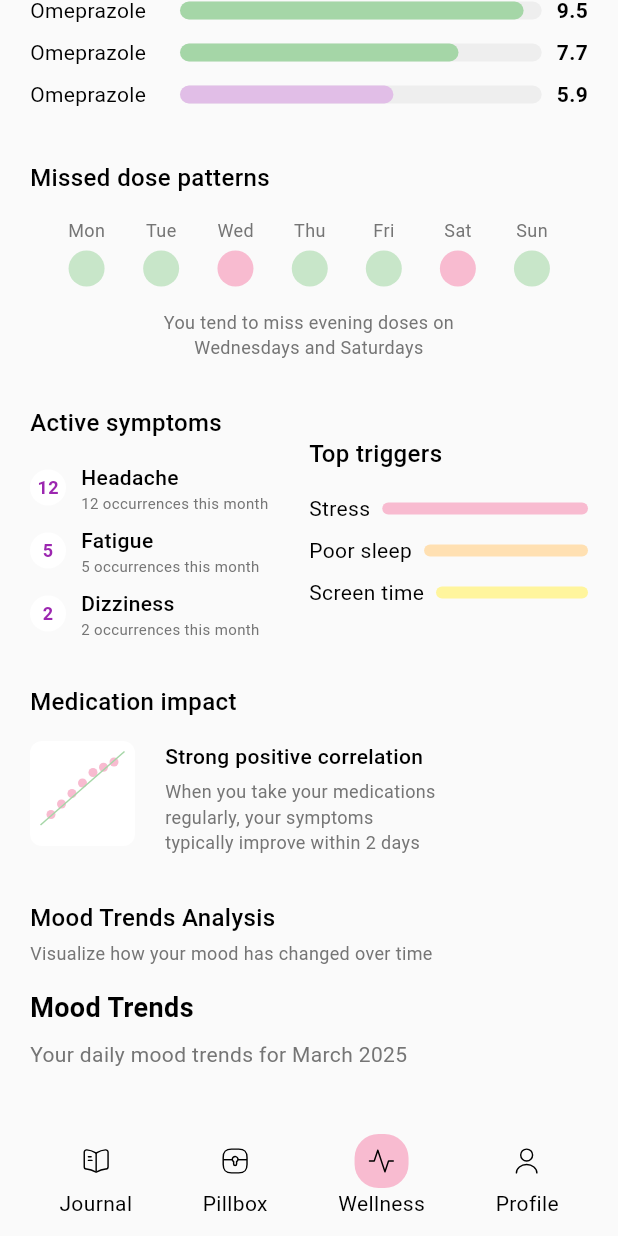
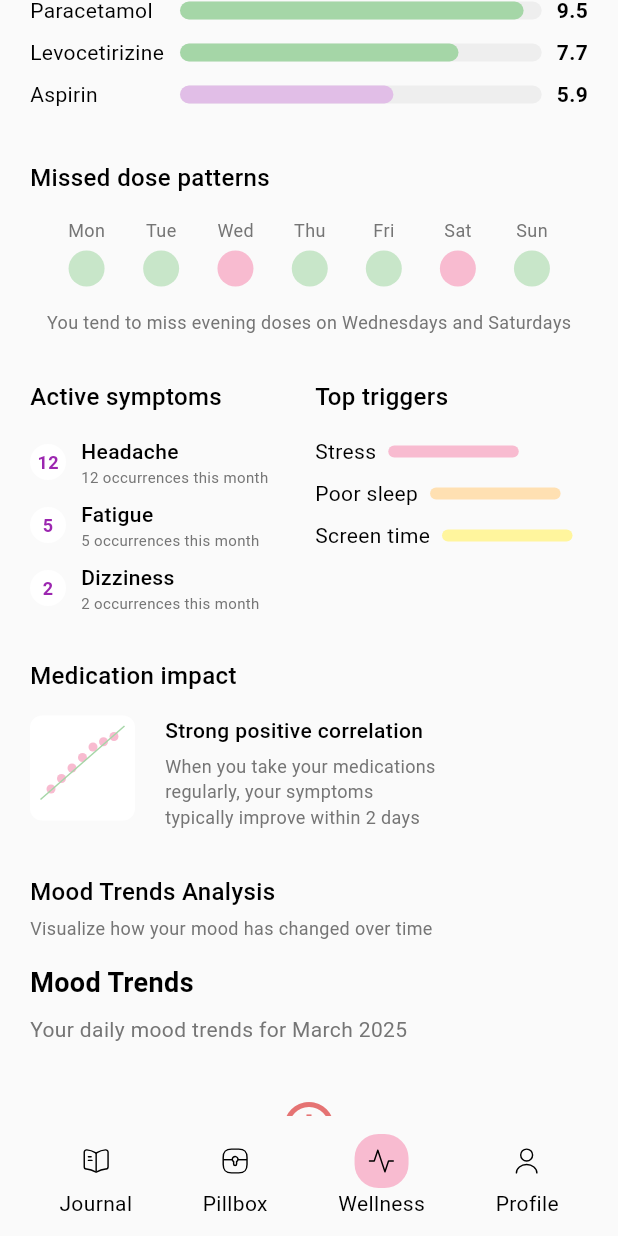
Before and after one commit to rudi-q/pinkrain_health_journal, a Flutter app: the WellnessTrackerScreen screen opened by its route, scrolled down 576 dp, on a phone screen of 412 x 824 dp. Run offline on Flutter 3.47's test engine with Material 3 defaults, Android fonts, the phone set to English and light mode, and no system bars; our stand-ins replace fl_chart, flutter_riverpod, flutter_svg, go_router, hive_flutter, percent_indicator and 1 more; missing offline and left inert: pretty_animated_text, tflite_flutter; accounts and stored records are empty; project files that could hold a hidden picture were left out.

Commit message:
Fix render overflow issues in wellness screen components
Added Expanded widgets and proper overflow handling to CorrelationAnalysis legend
Improved text layout in wellness screen to prevent horizontal overflow
Added constraints to custom components for better responsiveness

```diff
--- a/lib/features/wellness/presentation/components/correlation_analysis.dart
+++ b/lib/features/wellness/presentation/components/correlation_analysis.dart
@@ -253,11 +253,15 @@ class CorrelationAnalysis extends StatelessWidget {
               ),
             ),
             const SizedBox(width: 8),
-            Text(
+            Expanded(
+              child: Text(
                 'Positive correlation: As this factor increases, your mood improves',
                 style: TextStyle(
                   color: Colors.grey[600],
                   fontSize: 12,
+                ),
+                overflow: TextOverflow.ellipsis,
+                maxLines: 2,
               ),
             ),
           ],
@@ -278,11 +282,15 @@ class CorrelationAnalysis extends StatelessWidget {
               ),
             ),
             const SizedBox(width: 8),
-            Text(
+            Expanded(
+              child: Text(
                 'Negative correlation: As this factor increases, your mood declines',
                 style: TextStyle(
                   color: Colors.grey[600],
                   fontSize: 12,
+                ),
+                overflow: TextOverflow.ellipsis,
+                maxLines: 2,
               ),
             ),
           ],
@@ -295,6 +303,8 @@ class CorrelationAnalysis extends StatelessWidget {
             fontSize: 10,
             fontStyle: FontStyle.italic,
           ),
+          overflow: TextOverflow.ellipsis,
+          maxLines: 2,
         ),
       ],
     );
--- a/lib/features/wellness/presentation/wellness_screen.dart
+++ b/lib/features/wellness/presentation/wellness_screen.dart
@@ -12,6 +12,7 @@ import 'package:pretty_animated_text/pretty_animated_text.dart';
 import 'package:intl/intl.dart';
 
 import '../../../core/widgets/bottom_navigation.dart';
+import '../../journal/presentation/journal_notifier.dart';
 import 'components/mood_painter.dart';
 import 'components/scatter_plot_painter.dart';
 
@@ -152,6 +153,7 @@ class WellnessTrackerScreenState extends ConsumerState<WellnessTrackerScreen> {
                             children: [
                               Text(
                                 formattedSelectedDate,
+                                overflow: TextOverflow.ellipsis,
                                 style: const TextStyle(
                                   fontWeight: FontWeight.bold,
                                   fontSize: 16,
@@ -377,15 +379,19 @@ class WellnessTrackerScreenState extends ConsumerState<WellnessTrackerScreen> {
                 const SizedBox(height: 4),
                 Text(
                   'Visualize how your mood has changed over time',
+                  overflow: TextOverflow.ellipsis,
                   style: TextStyle(
                     color: Colors.grey[600],
                     fontSize: 12,
                   ),
                 ),
                 const SizedBox(height: 15),
-                MoodTrendChart(
+                SizedBox(
+                  width: double.infinity,
+                  child: MoodTrendChart(
                     timeRange: _selectedDateOption,
                     selectedDate: _selectedDate,
+                  ),
                 ),
                 const SizedBox(height: 30),
 
@@ -400,13 +406,17 @@ class WellnessTrackerScreenState extends ConsumerState<WellnessTrackerScreen> {
                 const SizedBox(height: 4),
                 Text(
                   'Discover which factors most strongly influence your mood',
+                  overflow: TextOverflow.ellipsis,
                   style: TextStyle(
                     color: Colors.grey[600],
                     fontSize: 12,
                   ),
                 ),
                 const SizedBox(height: 15),
-                const CorrelationAnalysis(),
+                const SizedBox(
+                  width: double.infinity,
+                  child: CorrelationAnalysis(),
+                ),
                 const SizedBox(height: 30),
 
                 // NEW SECTION: Wellness Prediction
@@ -420,13 +430,17 @@ class WellnessTrackerScreenState extends ConsumerState<WellnessTrackerScreen> {
                 const SizedBox(height: 4),
                 Text(
                   'AI-powered prediction of your mood trends',
+                  overflow: TextOverflow.ellipsis,
                   style: TextStyle(
                     color: Colors.grey[600],
                     fontSize: 12,
                   ),
                 ),
                 const SizedBox(height: 15),
-                const WellnessPrediction(),
+                const SizedBox(
+                  width: double.infinity,
+                  child: WellnessPrediction(),
+                ),
                 const SizedBox(height: 30),
 
                 // NEW SECTION: Personalized Insights
@@ -440,13 +454,17 @@ class WellnessTrackerScreenState extends ConsumerState<WellnessTrackerScreen> {
                 const SizedBox(height: 4),
                 Text(
                   'Data-driven recommendations tailored to your wellness patterns',
+                  overflow: TextOverflow.ellipsis,
                   style: TextStyle(
                     color: Colors.grey[600],
                     fontSize: 12,
                   ),
                 ),
                 const SizedBox(height: 15),
-                PersonalizedInsights(timeRange: _selectedDateOption),
+                SizedBox(
+                  width: double.infinity,
+                  child: PersonalizedInsights(timeRange: _selectedDateOption),
+                ),
                 const SizedBox(height: 30),
 
                 const SizedBox(height: 10),
@@ -719,6 +737,7 @@ class WellnessTrackerScreenState extends ConsumerState<WellnessTrackerScreen> {
           width: 100,
           child: Text(
             medication,
+            overflow: TextOverflow.ellipsis,
             style: const TextStyle(
               fontSize: 14,
             ),
@@ -783,11 +802,13 @@ class WellnessTrackerScreenState extends ConsumerState<WellnessTrackerScreen> {
           ),
         ),
         const SizedBox(width: 10),
-        Column(
+        Expanded(
+          child: Column(
             crossAxisAlignment: CrossAxisAlignment.start,
             children: [
               Text(
                 title,
+                overflow: TextOverflow.ellipsis,
                 style: const TextStyle(
                   fontWeight: FontWeight.w500,
                   fontSize: 14,
@@ -795,12 +816,14 @@ class WellnessTrackerScreenState extends ConsumerState<WellnessTrackerScreen> {
               ),
               Text(
                 subtitle,
+                overflow: TextOverflow.ellipsis,
                 style: TextStyle(
                   color: Colors.grey[600],
                   fontSize: 10,
                 ),
               ),
             ],
+          ),
         ),
       ],
     );
@@ -842,7 +865,7 @@ class WellnessTrackerScreenState extends ConsumerState<WellnessTrackerScreen> {
                 overlapFactor: 0.5,
                 textAlignment: TextAlignment.start,
                 textStyle: TextStyle(
-                  overflow: TextOverflow.clip,
+                  overflow: TextOverflow.ellipsis,
                   fontWeight: FontWeight.w500,
                   fontSize: 14,
                 ),
@@ -850,6 +873,7 @@ class WellnessTrackerScreenState extends ConsumerState<WellnessTrackerScreen> {
               const SizedBox(height: 5),
               Text(
                 progressText,
+                overflow: TextOverflow.ellipsis,
                 style: TextStyle(
                   color: Colors.grey[600],
                   fontSize: 12,
@@ -865,10 +889,13 @@ class WellnessTrackerScreenState extends ConsumerState<WellnessTrackerScreen> {
   Widget _triggerItem(String title, Color color) {
     return Row(
       children: [
-        Text(
+        Flexible(
+          child: Text(
             title,
+            overflow: TextOverflow.ellipsis,
             style: const TextStyle(
               fontSize: 14,
+            ),
           ),
         ),
         const SizedBox(width: 8),
@@ -887,6 +914,7 @@ class WellnessTrackerScreenState extends ConsumerState<WellnessTrackerScreen> {
 
   Row buildSymptomsAndTriggers() {
     return Row(
+      crossAxisAlignment: CrossAxisAlignment.start,
       children: [
         Expanded(
           child: Column(
@@ -908,6 +936,7 @@ class WellnessTrackerScreenState extends ConsumerState<WellnessTrackerScreen> {
             ],
           ),
         ),
+        const SizedBox(width: 8),
         Expanded(
           child: Column(
             crossAxisAlignment: CrossAxisAlignment.start,
@@ -931,24 +960,27 @@ class WellnessTrackerScreenState extends ConsumerState<WellnessTrackerScreen> {
       ],
     );
   }
-  ListView _medicineAdherenceBar(){
+
+  Widget _medicineAdherenceBar(){
+    final medications = ref.watch(pillIntakeProvider);
+    //final medications = JournalLog().getMedicationsForTheDay(_selectedDate);
     return ListView.builder(
       shrinkWrap: true,
-      physics: NeverScrollableScrollPhysics(),
-      itemCount: 3,
+      physics: const NeverScrollableScrollPhysics(),
+      itemCount: medications.length,
       itemBuilder: (context, index) {
-        final medName = 'Omeprazole';
-        final medRate = 9.5 - (index * 1.8);
-        final medColor = index == 2 ? Colors.purple[100] : Colors.green[200];
+        final medName = medications[index].treatment.medicine.name;
+        final double medRate = medications[index].isTaken ? 10 : 9.5 - (index * 1.8);
+        final medColor = medRate < 7 ? Colors.purple[100] : Colors.green[200];
         return
-          //_buildMedicationItem(medications[index]);
           Padding(
-            padding: EdgeInsets.symmetric(vertical: 4),
+            padding: const EdgeInsets.symmetric(vertical: 4),
             child: _effectivenessBar(medName, medRate, medColor!)
         );
       },
     );
   }
+
   Column buildMissedDosagePatterns(){
     return Column(
       children: [
@@ -965,14 +997,17 @@ class WellnessTrackerScreenState extends ConsumerState<WellnessTrackerScreen> {
           ],
         ),
         const SizedBox(height: 15),
-        Text(
-          'You tend to miss evening doses on\nWednesdays and Saturdays',
+        FittedBox(
+          fit: BoxFit.scaleDown,
+          child: Text(
+            'You tend to miss evening doses on Wednesdays and Saturdays',
             textAlign: TextAlign.center,
             style: TextStyle(
               color: Colors.grey[600],
               fontSize: 12,
             ),
           ),
+        ),
       ],
     );
   }
```
Lines whose indentation alone changed are shown as unchanged.
